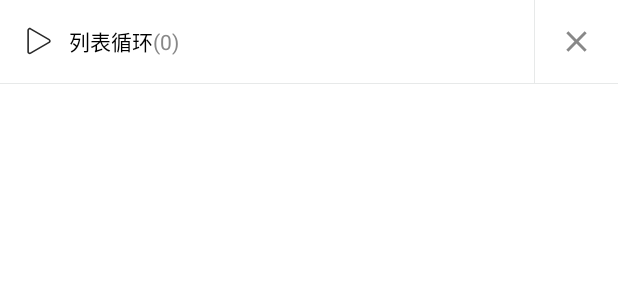
After one commit to hot-zhy/cloud-music, an Android app: the layout fragment_dialog_music_play_list.xml on its own in the app's theme, with its tools: preview values and no code run, on a phone screen of 412 x 824 dp. The commit adds this screen. Shown: the top 300 px of the screen. Run offline under Robolectric (Android 15) with nearby library versions, the phone set to English and light mode, and no system bars.

Commit message:
实现播放列表相关功能

```diff
--- /dev/null
+++ b/app/src/main/res/layout/divider_small_vertical.xml
@@ -0,0 +1,7 @@
+<?xml version="1.0" encoding="utf-8"?>
+<View xmlns:android="http://schemas.android.com/apk/res/android"
+    android:layout_width="@dimen/d0_5"
+    android:layout_height="match_parent"
+    android:background="@color/divider">
+
+</View>
--- /dev/null
+++ b/app/src/main/res/layout/fragment_dialog_music_play_list.xml
@@ -0,0 +1,51 @@
+<?xml version="1.0" encoding="utf-8"?>
+<LinearLayout xmlns:android="http://schemas.android.com/apk/res/android"
+    android:layout_width="match_parent"
+    android:layout_height="wrap_content"
+    xmlns:app="http://schemas.android.com/apk/res-auto"
+    android:orientation="vertical">
+<!--    水平容器-->
+    <LinearLayout
+        android:layout_width="match_parent"
+        android:layout_height="@dimen/item_song_height"
+        android:gravity="center_vertical"
+        android:orientation="horizontal">
+        <ImageView
+            android:layout_width="@dimen/d20"
+            android:layout_height="@dimen/d20"
+            android:layout_marginLeft="@dimen/d16"
+            android:src="@drawable/play"/>
+        <TextView
+            android:layout_width="wrap_content"
+            android:layout_height="wrap_content"
+            android:id="@+id/loop_model"
+            android:layout_marginLeft="10dp"
+            android:text="列表循环"
+            android:textColor="?attr/colorOnSurface"/>
+        <TextView
+            android:id="@+id/count"
+            android:layout_width="0dp"
+            android:layout_height="wrap_content"
+            android:layout_weight="1"
+            android:text="(0)"
+            android:textColor="@color/black80">
+
+        </TextView>
+        <include layout="@layout/divider_small_vertical"/>
+        <ImageView
+            android:layout_width="55dp"
+            android:layout_height="55dp"
+            android:id="@+id/delete_all"
+            android:background="@null"
+            android:padding="16dp"
+            android:src="@drawable/close"/>
+    </LinearLayout>
+    <include layout="@layout/divider"/>
+    <androidx.recyclerview.widget.RecyclerView
+        android:layout_width="match_parent"
+        android:layout_height="match_parent"
+        android:id="@+id/list"
+        app:layoutManager="androidx.recyclerview.widget.LinearLayoutManager"/>
+
+
+</LinearLayout>
```
Also changed, not shown: app/build.gradle (+11 -2 lines), app/src/main/java/com/zhy/adapter/MusicPlayListAdapter.java (added, +37 -0 lines), app/src/main/java/com/zhy/fragment/BaseBottomSheetDialogFragment.java (added, +73 -0 lines), app/src/main/java/com/zhy/fragment/BaseViewModelBottomSheetDialogFragment.java (added, +37 -0 lines), app/src/main/java/com/zhy/fragment/MusicPlayListDialogFragment.java (added, +105 -0 lines), app/src/main/java/com/zhy/zhycloudmusic/MusicPlayerActivity.java (+45 -2 lines), app/src/main/res/layout/item_play_list.xml (added, +22 -0 lines).
